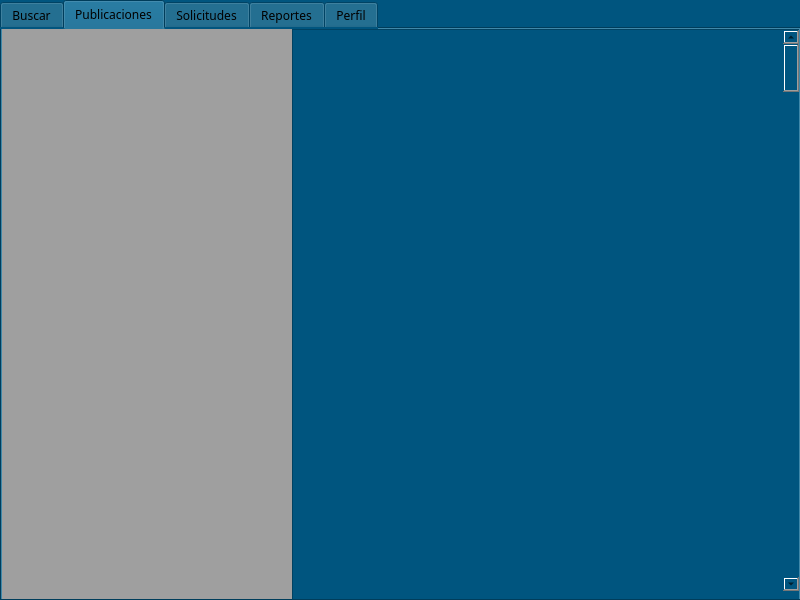
Qt form Fase 2/GUI/mainwindow.ui (TeFxiu/-EDD-Proyecto_202206963) before a commit.
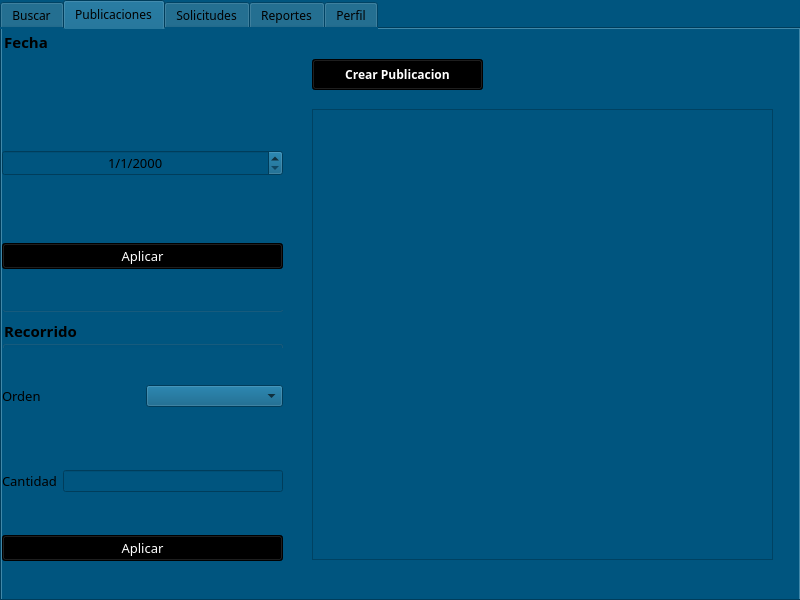
The same form after that commit. Icons and pictures are not drawn.

Commit message: Se aniadio el scrollArea para las publicaciones y disenio toda la seccion de publicaciones

What changed in the file:
```diff
--- a/Fase 2/GUI/mainwindow.ui
+++ b/Fase 2/GUI/mainwindow.ui
@@ -718,51 +718,301 @@
        <attribute name="title">
         <string>Publicaciones</string>
        </attribute>
-       <widget class="QMdiArea" name="mdiArea">
+       <widget class="QStackedWidget" name="opPublicacion">
+        <property name="geometry">
+         <rect>
+          <x>250</x>
+          <y>0</y>
+          <width>531</width>
+          <height>561</height>
+         </rect>
+        </property>
+        <widget class="QWidget" name="postPrincipal">
+         <widget class="QPushButton" name="pushButton_3">
+          <property name="geometry">
+           <rect>
+            <x>60</x>
+            <y>30</y>
+            <width>171</width>
+            <height>31</height>
+           </rect>
+          </property>
+          <property name="font">
+           <font>
+            <family>Cascadia Code</family>
+            <bold>true</bold>
+           </font>
+          </property>
+          <property name="styleSheet">
+           <string notr="true">background-color: rgb(0, 0, 0);
+color: rgb(255, 255, 255);</string>
+          </property>
+          <property name="text">
+           <string>Crear Publicacion</string>
+          </property>
+         </widget>
+         <widget class="QScrollArea" name="scrollArea">
+          <property name="geometry">
+           <rect>
+            <x>60</x>
+            <y>80</y>
+            <width>461</width>
+            <height>451</height>
+           </rect>
+          </property>
+          <property name="widgetResizable">
+           <bool>true</bool>
+          </property>
+          <widget class="QWidget" name="widgetContenido">
+           <property name="geometry">
+            <rect>
+             <x>0</x>
+             <y>0</y>
+             <width>459</width>
+             <height>449</height>
+            </rect>
+           </property>
+          </widget>
+         </widget>
+        </widget>
+        <widget class="QWidget" name="addPost"/>
+       </widget>
+       <widget class="QWidget" name="verticalLayoutWidget">
         <property name="geometry">
          <rect>
           <x>0</x>
           <y>0</y>
-          <width>291</width>
+          <width>281</width>
           <height>571</height>
          </rect>
         </property>
-       </widget>
-       <widget class="QScrollArea" name="scrollArea">
-        <property name="geometry">
-         <rect>
-          <x>290</x>
-          <y>0</y>
-          <width>511</width>
-          <height>571</height>
-         </rect>
-        </property>
-        <property name="widgetResizable">
-         <bool>true</bool>
-        </property>
-        <widget class="QWidget" name="scrollAreaWidgetContents">
-         <property name="geometry">
-          <rect>
-           <x>0</x>
-           <y>0</y>
-           <width>509</width>
-           <height>569</height>
-          </rect>
-         </property>
-         <widget class="QScrollBar" name="verticalScrollBar">
-          <property name="geometry">
-           <rect>
-            <x>490</x>
-            <y>0</y>
-            <width>16</width>
-            <height>561</height>
-           </rect>
-          </property>
-          <property name="orientation">
-           <enum>Qt::Orientation::Vertical</enum>
-          </property>
-         </widget>
-        </widget>
+        <layout class="QVBoxLayout" name="verticalLayout_9">
+         <item>
+          <widget class="QGroupBox" name="groupBox_4">
+           <property name="font">
+            <font>
+             <family>Cascadia Code</family>
+             <pointsize>11</pointsize>
+             <bold>true</bold>
+            </font>
+           </property>
+           <property name="title">
+            <string>Fecha</string>
+           </property>
+           <widget class="QWidget" name="gridLayoutWidget_6">
+            <property name="geometry">
+             <rect>
+              <x>0</x>
+              <y>20</y>
+              <width>281</width>
+              <height>261</height>
+             </rect>
+            </property>
+            <layout class="QGridLayout" name="gridLayout_3">
+             <item row="0" column="0">
+              <layout class="QVBoxLayout" name="verticalLayout_4">
+               <item>
+                <spacer name="horizontalSpacer">
+                 <property name="orientation">
+                  <enum>Qt::Orientation::Horizontal</enum>
+                 </property>
+                 <property name="sizeHint" stdset="0">
+                  <size>
+                   <width>40</width>
+                   <height>20</height>
+                  </size>
+                 </property>
+                </spacer>
+               </item>
+               <item>
+                <spacer name="horizontalSpacer_3">
+                 <property name="orientation">
+                  <enum>Qt::Orientation::Horizontal</enum>
+                 </property>
+                 <property name="sizeHint" stdset="0">
+                  <size>
+                   <width>40</width>
+                   <height>20</height>
+                  </size>
+                 </property>
+                </spacer>
+               </item>
+               <item>
+                <spacer name="horizontalSpacer_4">
+                 <property name="orientation">
+                  <enum>Qt::Orientation::Horizontal</enum>
+                 </property>
+                 <property name="sizeHint" stdset="0">
+                  <size>
+                   <width>40</width>
+                   <height>20</height>
+                  </size>
+                 </property>
+                </spacer>
+               </item>
+               <item>
+                <widget class="QDateEdit" name="foundPostFecha">
+                 <property name="font">
+                  <font>
+                   <family>Cascadia Code</family>
+                   <pointsize>10</pointsize>
+                   <bold>false</bold>
+                  </font>
+                 </property>
+                 <property name="alignment">
+                  <set>Qt::AlignmentFlag::AlignBottom|Qt::AlignmentFlag::AlignHCenter</set>
+                 </property>
+                 <property name="displayFormat">
+                  <string notr="true">d/M/yyyy</string>
+                 </property>
+                </widget>
+               </item>
+               <item>
+                <spacer name="horizontalSpacer_2">
+                 <property name="orientation">
+                  <enum>Qt::Orientation::Horizontal</enum>
+                 </property>
+                 <property name="sizeHint" stdset="0">
+                  <size>
+                   <width>40</width>
+                   <height>20</height>
+                  </size>
+                 </property>
+                </spacer>
+               </item>
+               <item>
+                <layout class="QHBoxLayout" name="horizontalLayout_4">
+                 <item>
+                  <widget class="QPushButton" name="pushButton_2">
+                   <property name="font">
+                    <font>
+                     <family>Cascadia Code</family>
+                     <pointsize>10</pointsize>
+                     <bold>false</bold>
+                    </font>
+                   </property>
+                   <property name="styleSheet">
+                    <string notr="true">background-color: rgb(0, 0, 0);
+color: rgb(255, 255, 255);</string>
+                   </property>
+                   <property name="text">
+                    <string>Aplicar</string>
+                   </property>
+                  </widget>
+                 </item>
+                </layout>
+               </item>
+              </layout>
+             </item>
+            </layout>
+           </widget>
+          </widget>
+         </item>
+         <item>
+          <widget class="QGroupBox" name="groupBox_3">
+           <property name="font">
+            <font>
+             <family>Cascadia Code</family>
+             <pointsize>11</pointsize>
+             <bold>true</bold>
+            </font>
+           </property>
+           <property name="title">
+            <string>Recorrido</string>
+           </property>
+           <widget class="QWidget" name="gridLayoutWidget_5">
+            <property name="geometry">
+             <rect>
+              <x>0</x>
+              <y>30</y>
+              <width>281</width>
+              <height>251</height>
+             </rect>
+            </property>
+            <layout class="QGridLayout" name="gridLayout_2">
+             <item row="0" column="0">
+              <layout class="QVBoxLayout" name="verticalLayout_3">
+               <item>
+                <layout class="QHBoxLayout" name="horizontalLayout">
+                 <item>
+                  <widget class="QLabel" name="label_7">
+                   <property name="font">
+                    <font>
+                     <family>Cascadia Code</family>
+                     <pointsize>10</pointsize>
+                    </font>
+                   </property>
+                   <property name="text">
+                    <string>Orden</string>
+                   </property>
+                  </widget>
+                 </item>
+                 <item>
+                  <widget class="QComboBox" name="comboBox">
+                   <property name="currentText">
+                    <string/>
+                   </property>
+                  </widget>
+                 </item>
+                </layout>
+               </item>
+               <item>
+                <spacer name="horizontalSpacer_5">
+                 <property name="orientation">
+                  <enum>Qt::Orientation::Horizontal</enum>
+                 </property>
+                 <property name="sizeHint" stdset="0">
+                  <size>
+                   <width>40</width>
+                   <height>20</height>
+                  </size>
+                 </property>
+                </spacer>
+               </item>
+               <item>
+                <layout class="QHBoxLayout" name="horizontalLayout_2">
+                 <item>
+                  <widget class="QLabel" name="label_21">
+                   <property name="font">
+                    <font>
+                     <family>Cascadia Code</family>
+                     <pointsize>10</pointsize>
+                    </font>
+                   </property>
+                   <property name="text">
+                    <string>Cantidad</string>
+                   </property>
+                  </widget>
+                 </item>
+                 <item>
+                  <widget class="QLineEdit" name="lineEdit"/>
+                 </item>
+                </layout>
+               </item>
+               <item>
+                <widget class="QPushButton" name="pushButton">
+                 <property name="font">
+                  <font>
+                   <family>Cascadia Code</family>
+                   <pointsize>10</pointsize>
+                  </font>
+                 </property>
+                 <property name="styleSheet">
+                  <string notr="true">background-color: rgb(0, 0, 0);
+color: rgb(255, 255, 255);</string>
+                 </property>
+                 <property name="text">
+                  <string>Aplicar</string>
+                 </property>
+                </widget>
+               </item>
+              </layout>
+             </item>
+            </layout>
+           </widget>
+          </widget>
+         </item>
+        </layout>
        </widget>
       </widget>
       <widget class="QWidget" name="solicitudesMU">
```
Left out of the diff: 9 changed lines with no effect on the pictures. The commit also changes 18 other files.
